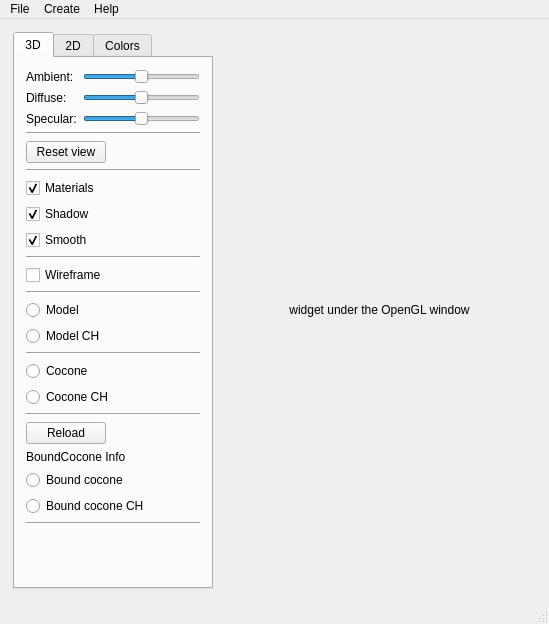
This is src/qt/main_window.ui in cppd/math as Qt 5 draws it before an edit. The edited form follows.
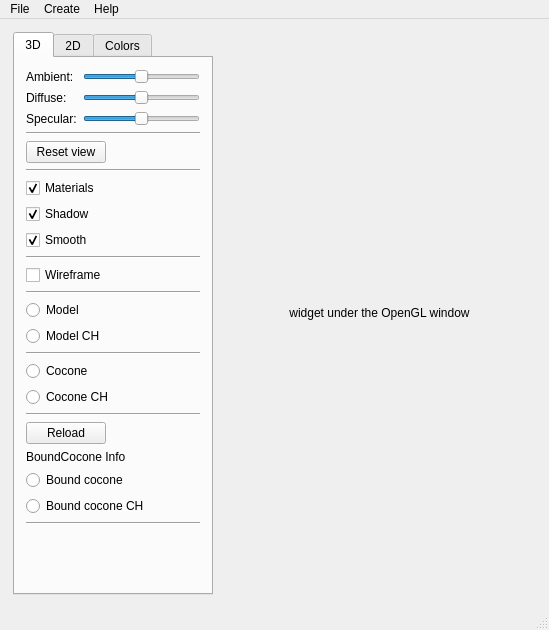
This is the edited form. Custom widgets are drawn as their Qt base class.

What changed in the file:
```diff
--- a/src/qt/main_window.ui
+++ b/src/qt/main_window.ui
@@ -10,7 +10,7 @@
     <x>0</x>
     <y>0</y>
     <width>549</width>
-    <height>624</height>
+    <height>630</height>
    </rect>
   </property>
   <property name="sizePolicy">
```
Left out of the diff: 8 changed lines with no effect on the pictures.
